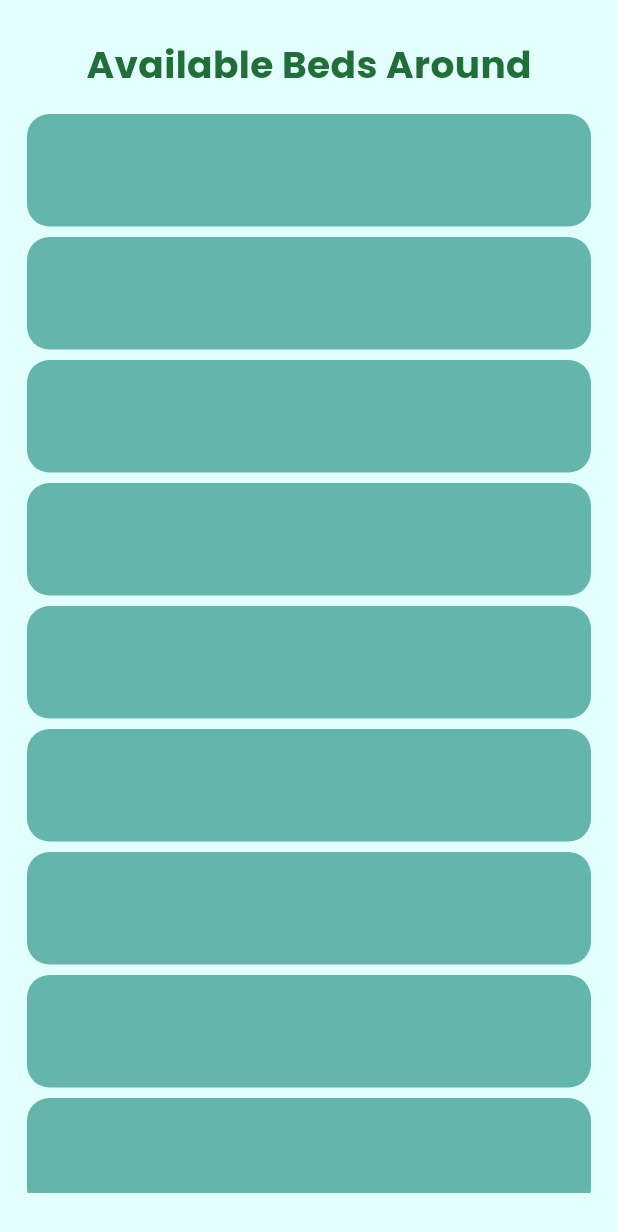
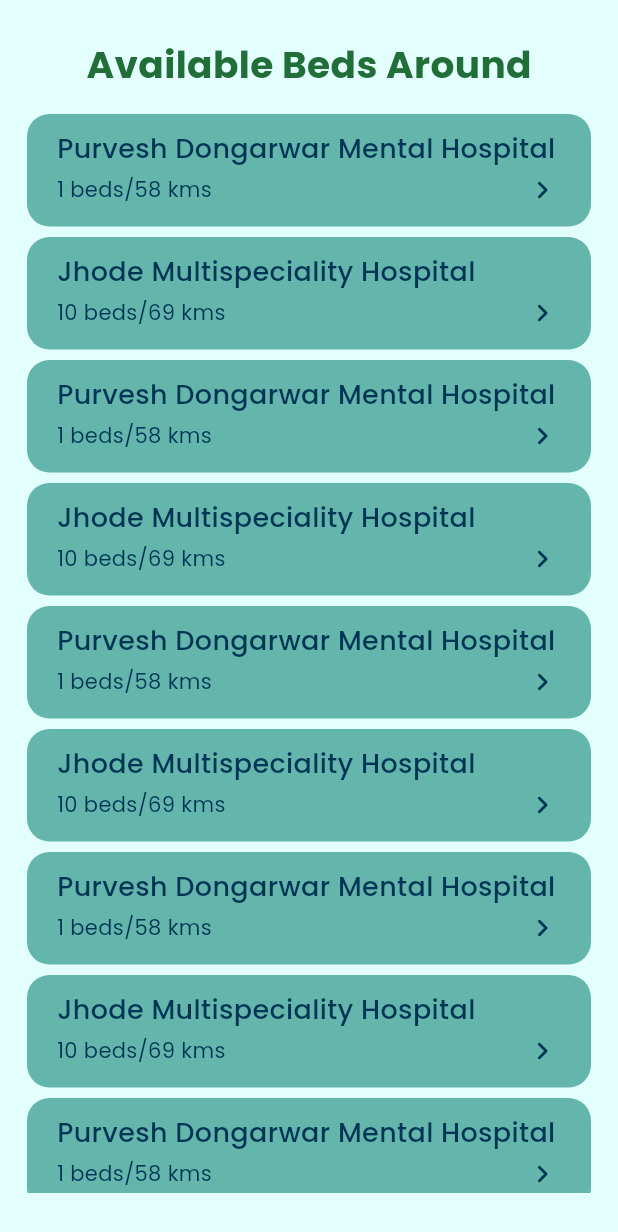
Before and after one commit to laksh29/care_connect, a Flutter app: the HomePage screen opened by its route, after a tap on the "navigate next" icon, on a phone screen of 412 x 824 dp. Shown: the top 1232 px of the screen. Run offline on Flutter 3.47's test engine with Material 2 defaults, Android fonts, the phone set to English and light mode, and no system bars; our stand-ins replace google_fonts.

Commit message:
cat details UI updated

```diff
--- a/lib/catDetailsPage.dart
+++ b/lib/catDetailsPage.dart
@@ -1,3 +1,5 @@
+import 'dart:math';
+
 import 'package:care_connect/constants.dart';
 import 'package:flutter/material.dart';
 import 'package:flutter/src/widgets/container.dart';
@@ -10,24 +12,26 @@ class Details extends StatelessWidget {
   @override
   Widget build(BuildContext context) {
     return Scaffold(
-      backgroundColor: Constants().pageBgColor,
+      backgroundColor: pageBgColor,
       body: SafeArea(
           child: Padding(
         padding: const EdgeInsets.only(top: 25, left: 8.0, right: 8.0),
-        child: Center(
         child: Column(
           children: [
             Text(
               "Available Beds Around",
-                style: GoogleFonts.poppins(textStyle: headingStyle()),
+              style: StyleConstants().headingStyle,
             ),
             buildHeight(10.0),
             SizedBox(
               height: MediaQuery.of(context).size.height - 100,
               child: ListView.builder(
+                  physics: BouncingScrollPhysics(),
                   itemCount: details.length,
                   itemBuilder: ((context, index) {
-                      return Container(
+                    return GestureDetector(
+                      onTap: () {},
+                      child: Container(
                         height: 75,
                         width: 340,
                         margin: EdgeInsets.only(
@@ -35,15 +39,44 @@ class Details extends StatelessWidget {
                         padding:
                             EdgeInsets.symmetric(horizontal: 20, vertical: 10),
                         decoration: BoxDecoration(
-                          color: Constants().boxColor,
+                          color: boxColor,
                           borderRadius: BorderRadius.circular(15),
+                        ),
+                        child: Column(
+                            crossAxisAlignment: CrossAxisAlignment.start,
+                            children: [
+                              Text(details.elementAt(index).hospitalName,
+                                  maxLines: 1,
+                                  overflow: TextOverflow.ellipsis,
+                                  style: StyleConstants().hospitalNameStyle),
+                              buildHeight(2.0),
+                              Row(
+                                children: [
+                                  Text(
+                                    "${details.elementAt(index).avlBeds} beds/${details.elementAt(index).dist} kms",
+                                    style:
+                                        GoogleFonts.poppins(color: textColor),
+                                  ),
+                                  const Spacer(),
+                                  SizedBox(
+                                    height: 25,
+                                    width: 25,
+                                    child: GestureDetector(
+                                        onTap: () {},
+                                        child: Icon(
+                                          Icons.navigate_next_rounded,
+                                          color: textColor,
+                                        )),
+                                  )
+                                ],
+                              )
+                            ]),
                       ),
                     );
                   })),
             )
           ],
         ),
-        ),
       )),
     );
   }
--- a/lib/constants.dart
+++ b/lib/constants.dart
@@ -1,24 +1,35 @@
 import 'package:flutter/material.dart';
+import 'package:google_fonts/google_fonts.dart';
 
-class Constants {
-  Color pageBgColor = Color(0xffe2fffe);
-  Color ctaBgColor = Color(0x80bbadff);
-  Color textColor = Color(0xff003455);
-  Color boxColor = const Color(0xff64B6AC);
-  Color headingColor = const Color(0xff216E39);
-  Color desBoxColor = const Color(0xff4ed5c9);
+class StyleConstants {
+  TextStyle headingStyle = GoogleFonts.poppins(
+      fontSize: 25, fontWeight: FontWeight.bold, color: headingColor);
+  TextStyle hospitalNameStyle = GoogleFonts.poppins(
+    fontSize: 18,
+    fontWeight: FontWeight.w500,
+    color: textColor,
+  );
 }
+
+class StringConstants {}
 
 SizedBox buildHeight(height) => SizedBox(height: height);
 
 SizedBox buildWidth(width) => SizedBox(width: width);
 
-TextStyle headingStyle() {
-  return TextStyle(
-      fontSize: 25,
-      fontWeight: FontWeight.bold,
-      color: Constants().headingColor);
-}
+Color textColor = Color(0xff003455);
+Color pageBgColor = Color(0xffe2fffe);
+Color ctaBgColor = Color(0x80bbadff);
+Color boxColor = const Color(0xff64B6AC);
+Color headingColor = const Color(0xff216E39);
+Color desBoxColor = const Color(0xff4ed5c9);
+
+// TextStyle headingStyle() {
+//   return TextStyle(
+//       fontSize: 25,
+//       fontWeight: FontWeight.bold,
+//       color: Constants().headingColor);
+// }
 
 List categories = [
   "bed",
@@ -45,9 +56,10 @@ class Hospital {
   final int avlPar;
   final int avlCro;
   final int contact;
+  final int dist;
 
-  Hospital({
-    required this.hospitalName,
+  Hospital(
+      {required this.hospitalName,
       required this.address,
       required this.contact,
       required this.avlBeds,
@@ -59,7 +71,7 @@ class Hospital {
       required this.avlMed,
       required this.avlPar,
       required this.avlCro,
-  });
+      required this.dist});
 }
 
 List details = [
@@ -76,7 +88,9 @@ List details = [
     avlMed: 7,
     avlPar: 8,
     avlCro: 9,
-      contact: 9146477923),
+    contact: 9146477923,
+    dist: 58,
+  ),
   Hospital(
     hospitalName: "Jhode Multispeciality Hospital",
     address:
@@ -90,7 +104,9 @@ List details = [
     avlMed: 8,
     avlPar: 7,
     avlCro: 6,
-      contact: 7974781060),
+    contact: 7974781060,
+    dist: 69,
+  ),
   Hospital(
     hospitalName: "Purvesh Dongarwar Mental Hospital",
     address:
@@ -104,7 +120,9 @@ List details = [
     avlMed: 7,
     avlPar: 8,
     avlCro: 9,
-      contact: 9146477923),
+    contact: 9146477923,
+    dist: 58,
+  ),
   Hospital(
     hospitalName: "Jhode Multispeciality Hospital",
     address:
@@ -118,7 +136,9 @@ List details = [
     avlMed: 8,
     avlPar: 7,
     avlCro: 6,
-      contact: 7974781060),
+    contact: 7974781060,
+    dist: 69,
+  ),
   Hospital(
     hospitalName: "Purvesh Dongarwar Mental Hospital",
     address:
@@ -132,7 +152,9 @@ List details = [
     avlMed: 7,
     avlPar: 8,
     avlCro: 9,
-      contact: 9146477923),
+    contact: 9146477923,
+    dist: 58,
+  ),
   Hospital(
     hospitalName: "Jhode Multispeciality Hospital",
     address:
@@ -146,7 +168,9 @@ List details = [
     avlMed: 8,
     avlPar: 7,
     avlCro: 6,
-      contact: 7974781060),
+    contact: 7974781060,
+    dist: 69,
+  ),
   Hospital(
     hospitalName: "Purvesh Dongarwar Mental Hospital",
     address:
@@ -160,7 +184,9 @@ List details = [
     avlMed: 7,
     avlPar: 8,
     avlCro: 9,
-      contact: 9146477923),
+    contact: 9146477923,
+    dist: 58,
+  ),
   Hospital(
     hospitalName: "Jhode Multispeciality Hospital",
     address:
@@ -174,7 +200,9 @@ List details = [
     avlMed: 8,
     avlPar: 7,
     avlCro: 6,
-      contact: 7974781060),
+    contact: 7974781060,
+    dist: 69,
+  ),
   Hospital(
     hospitalName: "Purvesh Dongarwar Mental Hospital",
     address:
@@ -188,7 +216,9 @@ List details = [
     avlMed: 7,
     avlPar: 8,
     avlCro: 9,
-      contact: 9146477923),
+    contact: 9146477923,
+    dist: 58,
+  ),
   Hospital(
     hospitalName: "Jhode Multispeciality Hospital",
     address:
@@ -202,7 +232,9 @@ List details = [
     avlMed: 8,
     avlPar: 7,
     avlCro: 6,
-      contact: 7974781060),
+    contact: 7974781060,
+    dist: 69,
+  ),
   Hospital(
     hospitalName: "Purvesh Dongarwar Mental Hospital",
     address:
@@ -216,7 +248,9 @@ List details = [
     avlMed: 7,
     avlPar: 8,
     avlCro: 9,
-      contact: 9146477923),
+    contact: 9146477923,
+    dist: 58,
+  ),
   Hospital(
     hospitalName: "Jhode Multispeciality Hospital",
     address:
@@ -230,33 +264,7 @@ List details = [
     avlMed: 8,
     avlPar: 7,
     avlCro: 6,
-      contact: 7974781060),
-      Hospital(
-      hospitalName: "Purvesh Dongarwar Mental Hospital",
-      address:
-          "Room 207, 5 star boys mental hospital, CRPF gate 3, Digdoh hills, Hingna Road. 440016",
-      avlBeds: 1,
-      avlOxy: 2,
-      avlAmb: 3,
-      avlNur: 4,
-      avlDoc: 5,
-      avlAtt: 6,
-      avlMed: 7,
-      avlPar: 8,
-      avlCro: 9,
-      contact: 9146477923),
-  Hospital(
-      hospitalName: "Jhode Multispeciality Hospital",
-      address:
-          "Room 206, 5 star unisex hospital, CRPF gate 3, Digdoh hills, Hingna Road. 440016 ",
-      avlBeds: 10,
-      avlOxy: 5,
-      avlAmb: 3,
-      avlNur: 2,
-      avlDoc: 1,
-      avlAtt: 9,
-      avlMed: 8,
-      avlPar: 7,
-      avlCro: 6,
-      contact: 7974781060),
+    contact: 7974781060,
+    dist: 69,
+  ),
 ];
--- a/lib/homePage.dart
+++ b/lib/homePage.dart
@@ -29,12 +29,13 @@ class _HomePageState extends State<HomePage> {
               Center(
                 child: Text(
                   "Most Needed",
-                  style: GoogleFonts.poppins(textStyle: headingStyle()),
+                  style: StyleConstants().headingStyle,
                 ),
               ),
               Container(
                 height: MediaQuery.of(context).size.height - 179,
                 child: GridView.builder(
+                    physics: BouncingScrollPhysics(),
                     gridDelegate:
                         const SliverGridDelegateWithFixedCrossAxisCount(
                             crossAxisCount: 2),
@@ -45,7 +46,7 @@ class _HomePageState extends State<HomePage> {
                         Container(
                           margin: const EdgeInsets.all(10.0),
                           decoration: BoxDecoration(
-                            color: Constants().boxColor,
+                            color: boxColor,
                             borderRadius: BorderRadius.circular(20),
                           ),
                           height: 150,
@@ -66,11 +67,11 @@ class _HomePageState extends State<HomePage> {
                           bottom: 0,
                           child: Container(
                             padding: const EdgeInsets.only(
-                                left: 20.0, right: 10.0, top: 8.0, bottom: 8.0),
+                                left: 20.0, right: 0.0, top: 8.0, bottom: 8.0),
                             height: 35,
                             width: 150,
                             decoration: BoxDecoration(
-                              color: Constants().desBoxColor,
+                              color: desBoxColor,
                               borderRadius: const BorderRadius.only(
                                   bottomLeft: Radius.circular(15),
                                   bottomRight: Radius.circular(15)),
@@ -83,7 +84,7 @@ class _HomePageState extends State<HomePage> {
                                   cat,
                                   style: GoogleFonts.poppins(
                                       fontWeight: FontWeight.w500,
-                                      color: Constants().textColor),
+                                      color: textColor),
                                 ),
                                 const Spacer(),
                                 SizedBox(
@@ -96,7 +97,7 @@ class _HomePageState extends State<HomePage> {
                                       },
                                       child: Icon(
                                         Icons.navigate_next_rounded,
-                                        color: Constants().textColor,
+                                        color: textColor,
                                       )),
                                 )
                               ],
@@ -122,7 +123,7 @@ Widget searchBox() {
     padding: const EdgeInsets.symmetric(horizontal: 15),
     decoration: BoxDecoration(
       color: const Color(0xffF7F7F7),
-      border: Border.all(color: Constants().ctaBgColor, width: 2),
+      border: Border.all(color: ctaBgColor, width: 2),
       borderRadius: BorderRadius.circular(15),
     ),
     child: TextField(
@@ -130,7 +131,7 @@ Widget searchBox() {
         contentPadding: EdgeInsets.all(0),
         prefixIcon: Icon(
           Icons.search,
-          color: Constants().textColor,
+          color: textColor,
           size: 20,
         ),
         prefixIconConstraints: const BoxConstraints(
@@ -139,7 +140,7 @@ Widget searchBox() {
         ),
         border: InputBorder.none,
         hintText: 'Search',
-        hintStyle: TextStyle(color: Constants().textColor),
+        hintStyle: TextStyle(color: textColor),
       ),
     ),
   );
--- a/lib/loginPage.dart
+++ b/lib/loginPage.dart
@@ -8,7 +8,7 @@ class LoginPage extends StatelessWidget {
   @override
   Widget build(BuildContext context) {
     return Scaffold(
-      backgroundColor: Constants().pageBgColor,
+      backgroundColor: pageBgColor,
       body: SafeArea(
           child: Center(
         child: Column(
@@ -30,7 +30,7 @@ class LoginPage extends StatelessWidget {
                 textStyle: TextStyle(
                     fontSize: 35,
                     fontWeight: FontWeight.bold,
-                    color: Constants().textColor),
+                    color: textColor),
               ),
             ),
             const Spacer(),
@@ -42,7 +42,7 @@ class LoginPage extends StatelessWidget {
                     Navigator.pushNamed(context, "/homepage");
                   },
                   style: ElevatedButton.styleFrom(
-                      backgroundColor: Constants().ctaBgColor,
+                      backgroundColor: ctaBgColor,
                       padding: const EdgeInsets.symmetric(
                           horizontal: 20, vertical: 10)),
                   child: Row(
@@ -59,7 +59,7 @@ class LoginPage extends StatelessWidget {
                       Text(
                         "Login",
                         style: GoogleFonts.poppins(
-                            fontSize: 22, color: Constants().textColor),
+                            fontSize: 22, color: textColor),
                       )
                     ],
                   )),
```
Lines whose indentation alone changed are shown as unchanged.
